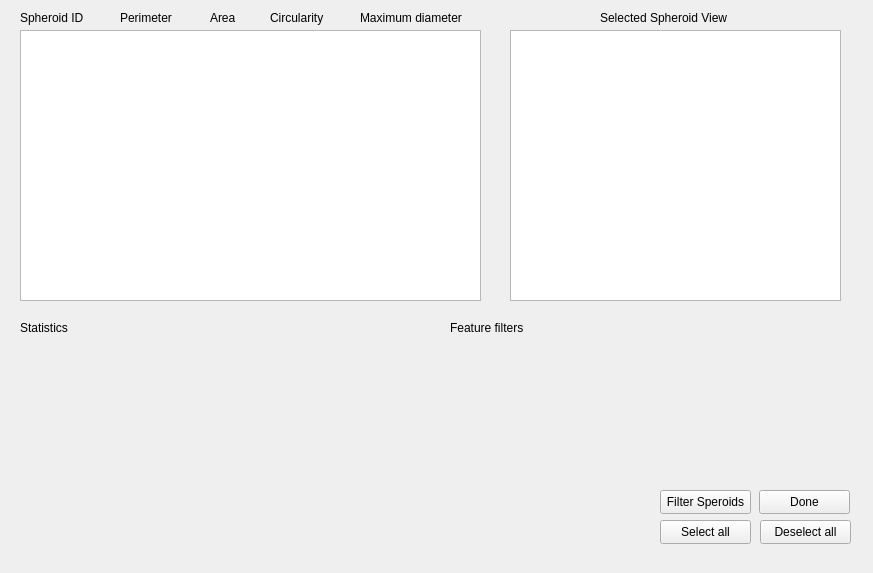
This is spheroid_selector.ui in grexai/SpheroidPicker-2 as Qt 5 draws it before an edit. The edited form follows.
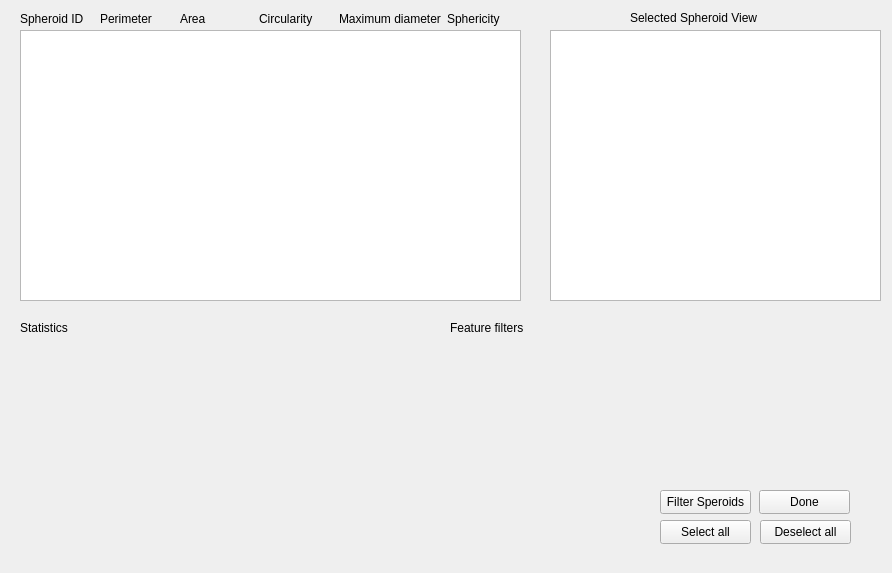
This is the edited form.

Commit message: sphericity formula fixed, detection filtering only at the bottm and right 10 %, statistics fixed for screening methods

```diff
--- a/spheroid_selector.ui
+++ b/spheroid_selector.ui
@@ -6,7 +6,7 @@
    <rect>
     <x>0</x>
     <y>0</y>
-    <width>873</width>
+    <width>892</width>
     <height>573</height>
    </rect>
   </property>
@@ -18,7 +18,7 @@
     <rect>
      <x>20</x>
      <y>30</y>
-     <width>461</width>
+     <width>501</width>
      <height>271</height>
     </rect>
    </property>
@@ -29,7 +29,7 @@
   <widget class="QGraphicsView" name="selected_item_scene">
    <property name="geometry">
     <rect>
-     <x>510</x>
+     <x>550</x>
      <y>30</y>
      <width>331</width>
      <height>271</height>
@@ -62,75 +62,10 @@
     <string>Filter Speroids</string>
    </property>
   </widget>
-  <widget class="QLabel" name="label">
-   <property name="geometry">
-    <rect>
-     <x>20</x>
-     <y>10</y>
-     <width>81</width>
-     <height>16</height>
-    </rect>
-   </property>
-   <property name="text">
-    <string>Spheroid ID</string>
-   </property>
-  </widget>
-  <widget class="QLabel" name="label_2">
-   <property name="geometry">
-    <rect>
-     <x>120</x>
-     <y>10</y>
-     <width>61</width>
-     <height>16</height>
-    </rect>
-   </property>
-   <property name="text">
-    <string>Perimeter</string>
-   </property>
-  </widget>
-  <widget class="QLabel" name="label_3">
-   <property name="geometry">
-    <rect>
-     <x>210</x>
-     <y>10</y>
-     <width>49</width>
-     <height>16</height>
-    </rect>
-   </property>
-   <property name="text">
-    <string>Area</string>
-   </property>
-  </widget>
-  <widget class="QLabel" name="label_4">
-   <property name="geometry">
-    <rect>
-     <x>270</x>
-     <y>10</y>
-     <width>141</width>
-     <height>16</height>
-    </rect>
-   </property>
-   <property name="text">
-    <string>Circularity</string>
-   </property>
-  </widget>
-  <widget class="QLabel" name="label_5">
-   <property name="geometry">
-    <rect>
-     <x>360</x>
-     <y>10</y>
-     <width>141</width>
-     <height>16</height>
-    </rect>
-   </property>
-   <property name="text">
-    <string>Maximum diameter</string>
-   </property>
-  </widget>
   <widget class="QLabel" name="label_6">
    <property name="geometry">
     <rect>
-     <x>600</x>
+     <x>630</x>
      <y>10</y>
      <width>141</width>
      <height>16</height>
@@ -192,6 +127,60 @@
     <string>Deselect all</string>
    </property>
   </widget>
+  <widget class="QWidget" name="">
+   <property name="geometry">
+    <rect>
+     <x>20</x>
+     <y>10</y>
+     <width>501</width>
+     <height>18</height>
+    </rect>
+   </property>
+   <layout class="QHBoxLayout" name="horizontalLayout">
+    <item>
+     <widget class="QLabel" name="label">
+      <property name="text">
+       <string>Spheroid ID</string>
+      </property>
+     </widget>
+    </item>
+    <item>
+     <widget class="QLabel" name="label_2">
+      <property name="text">
+       <string>Perimeter</string>
+      </property>
+     </widget>
+    </item>
+    <item>
+     <widget class="QLabel" name="label_3">
+      <property name="text">
+       <string>Area</string>
+      </property>
+     </widget>
+    </item>
+    <item>
+     <widget class="QLabel" name="label_4">
+      <property name="text">
+       <string>Circularity</string>
+      </property>
+     </widget>
+    </item>
+    <item>
+     <widget class="QLabel" name="label_5">
+      <property name="text">
+       <string>Maximum diameter</string>
+      </property>
+     </widget>
+    </item>
+    <item>
+     <widget class="QLabel" name="label_9">
+      <property name="text">
+       <string>Sphericity</string>
+      </property>
+     </widget>
+    </item>
+   </layout>
+  </widget>
  </widget>
  <resources/>
  <connections/>
```
The commit also changes 4 other files.
